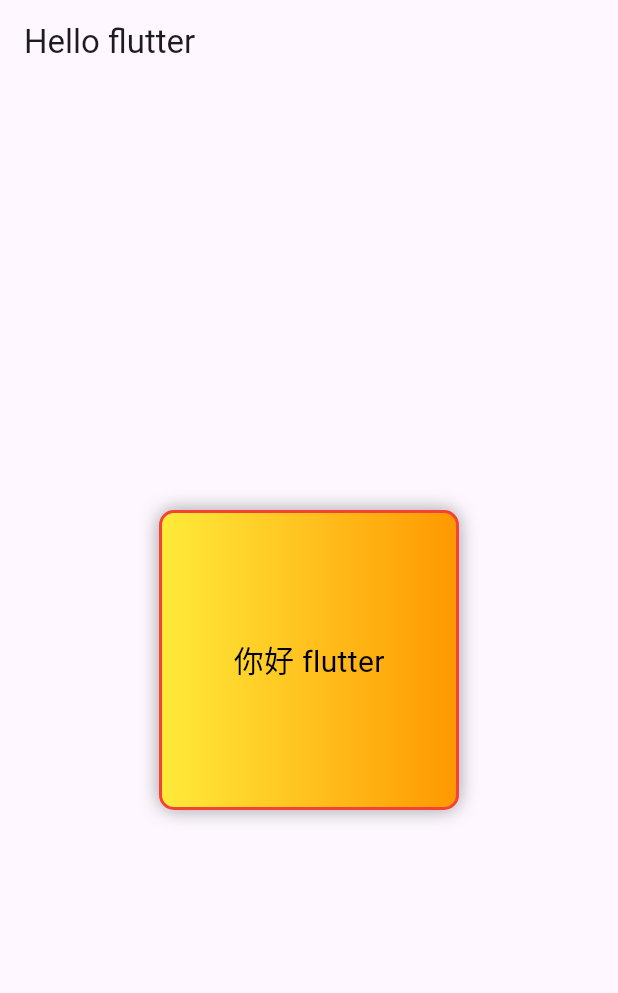
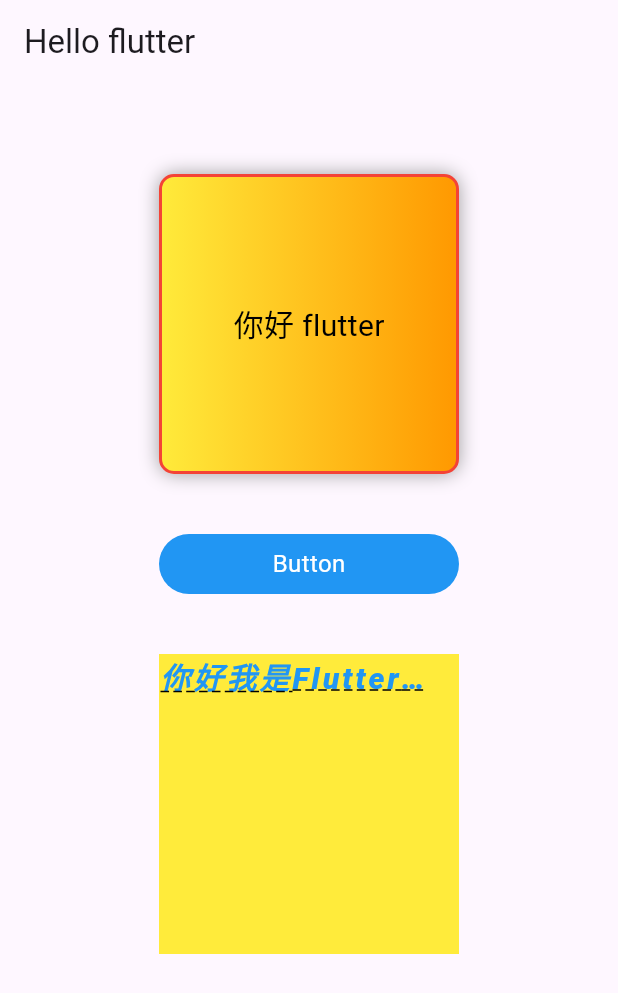
Before and after one commit to flutteruuu/flutter_demo, a Flutter app: the screen it shows after launch, on a phone screen of 412 x 824 dp. Shown: the top 993 px of the screen. Run offline on Flutter 3.47's test engine with Material 3 defaults, Android fonts, the phone set to English and light mode, and no system bars.

Commit message:
Example of a Container widget and a Text widget.

```diff
--- a/lib/main.dart
+++ b/lib/main.dart
@@ -4,7 +4,13 @@ void main(){
   runApp(MaterialApp(
     home: Scaffold(
       appBar: AppBar(title: Text("Hello flutter")),
-      body: const MyApp()
+      body: Column(
+        children: const[
+          MyApp(),
+          MyButton(),
+          MyText()
+        ],
+      )
       ),
     ),
   );
@@ -17,9 +23,13 @@ class MyApp extends StatelessWidget {
   Widget build(BuildContext context) {
     return Center(
         child: Container(
+          margin: const EdgeInsets.fromLTRB(0, 60, 0, 0),
           alignment: Alignment.center, // 配置Container容器元素的方位
           width: 200,
           height: 200,
+          // transform:  Matrix4.translationValues(40, 0, 0), // 位移
+          // transform: Matrix4.rotationZ(0.2), //旋轉
+          // transform: Matrix4.skewY(0.2), // 沿著 Y 軸傾斜 0.2 弧度
           decoration: BoxDecoration(
             color: Colors.yellow, // 背景顏色
             border: Border.all( // 邊框
@@ -47,3 +57,60 @@ class MyApp extends StatelessWidget {
       );
   }
 }
+
+class MyButton extends StatelessWidget {
+  const MyButton({super.key});
+
+  @override
+  Widget build(BuildContext context) {
+    return Container(
+
+      alignment: Alignment.center,
+      width: 200,
+      height: 40,
+      // margin: const EdgeInsets.all(10), // 四周margin
+      margin: const EdgeInsets.fromLTRB(0, 40, 0, 0), // 指定margin (和外面元素的距離)
+      // padding: const EdgeInsets.fromLTRB(40, 10, 0, 0), // 指定padding (和裡面元素的距離)
+      decoration: BoxDecoration(
+        color: Colors.blue,
+        borderRadius: BorderRadius.circular(20),
+      ),
+      child: const Text("Button", style: TextStyle(
+        color: Colors.white,
+        fontSize: 16,
+      ),),
+    );
+  }
+}
+
+class MyText extends StatelessWidget {
+  const MyText({super.key});
+
+  @override
+  Widget build(BuildContext context) {
+    return Container(
+      width: 200,
+      height: 200,
+      margin: const EdgeInsets.fromLTRB(0, 40, 0, 0),
+      decoration: const BoxDecoration(
+        color: Colors.yellow,
+      ),
+      child: Text(
+        "你好我是Flutter你好我是Flutter你好我是Flutter你好我是Flutter你好我是Flutter",
+        textAlign: TextAlign.left,
+        overflow: TextOverflow.ellipsis, // 溢出顯示幾個點
+        maxLines: 1,
+        style: TextStyle(
+          color: Colors.blue,
+          fontSize: 20,
+          fontWeight: FontWeight.w900,
+          fontStyle: FontStyle.italic,
+          letterSpacing: 2,
+          decoration: TextDecoration.underline,
+          decorationColor: Colors.black,
+          decorationStyle: TextDecorationStyle.dashed
+        ),
+      ),
+    );
+  }
+}
```
